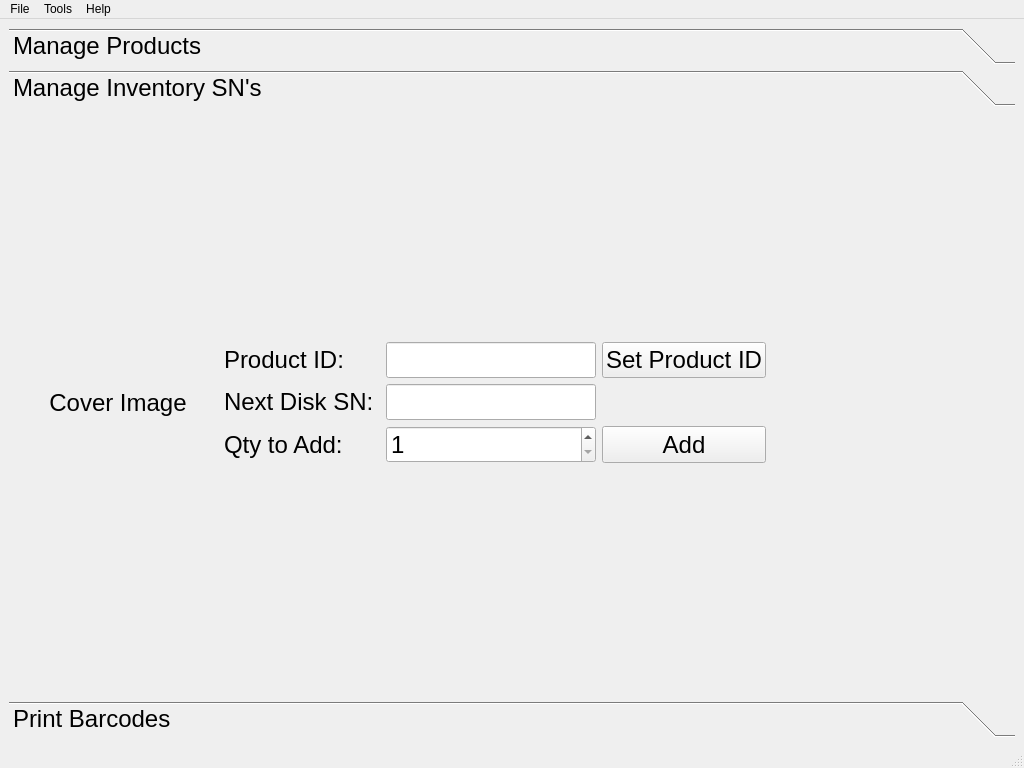
This is mainWindowV2.1.ui in zach3697/RedboxInventoryManager as Qt 5 draws it before an edit. The edited form follows.
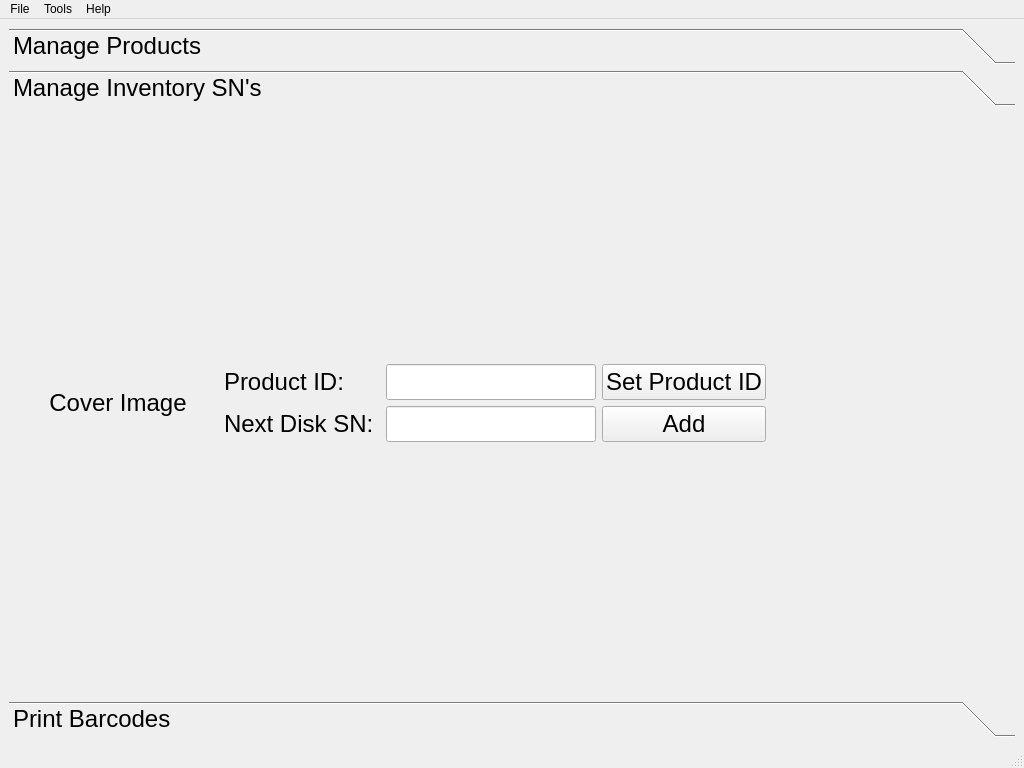
This is the edited form. The open tabs and pages were chosen to show the change.

Commit message: Fixed the add to inventory feature

Patch:
```diff
--- a/mainWindowV2.1.ui
+++ b/mainWindowV2.1.ui
@@ -460,21 +460,7 @@
                 </property>
                </widget>
               </item>
-              <item row="2" column="0">
-               <widget class="QLabel" name="qtyToAddLabel">
-                <property name="text">
-                 <string>Qty to Add: </string>
-                </property>
-               </widget>
-              </item>
-              <item row="2" column="1">
-               <widget class="QSpinBox" name="addQTY">
-                <property name="minimum">
-                 <number>1</number>
-                </property>
-               </widget>
-              </item>
-              <item row="2" column="2">
+              <item row="1" column="2">
                <widget class="QPushButton" name="addToInventory">
                 <property name="sizePolicy">
                  <sizepolicy hsizetype="Minimum" vsizetype="Preferred">
```
Left out of the diff: 4 changed lines with no effect on the pictures. The commit also changes 2 other files.
